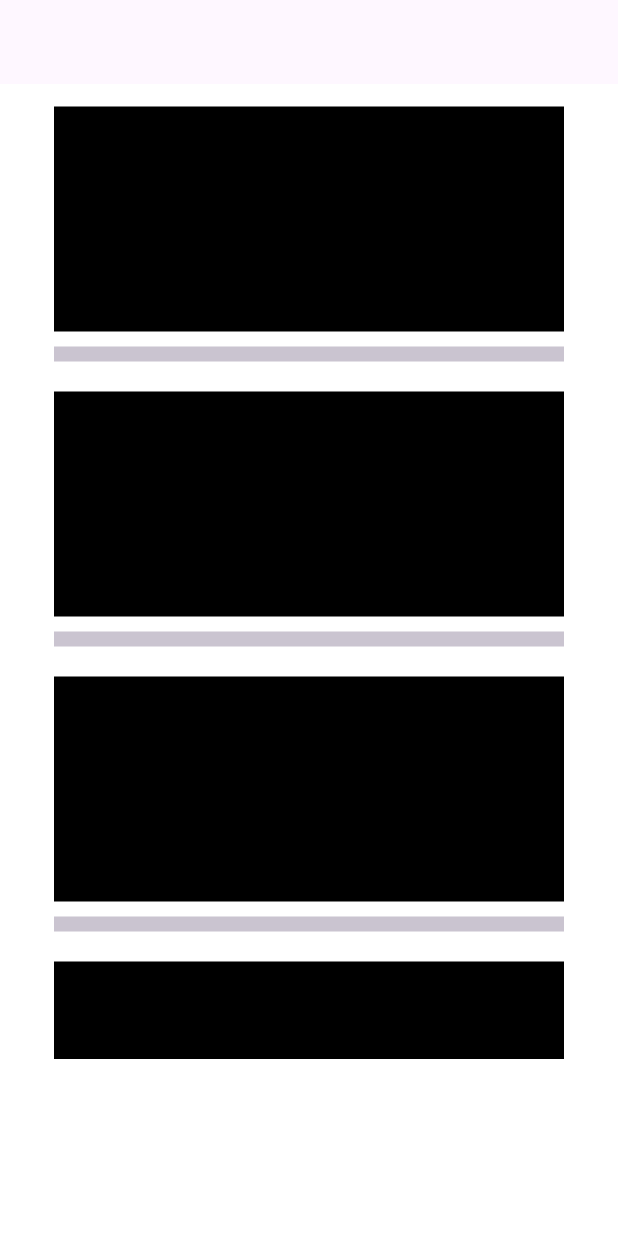
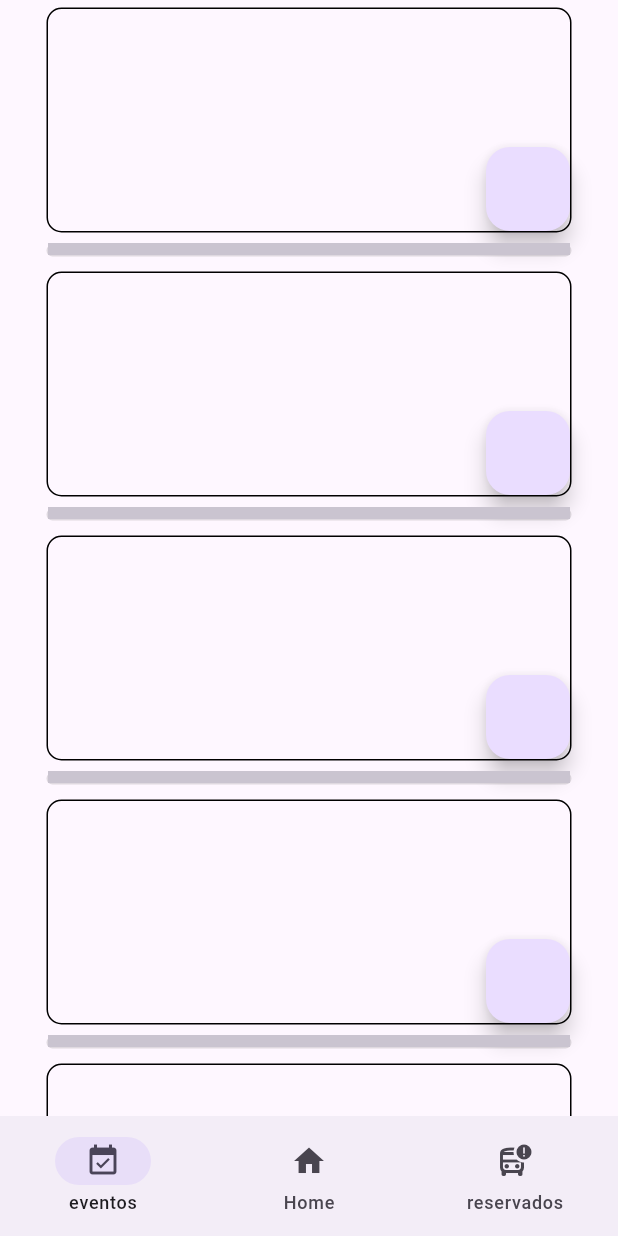
Before and after one commit to RobertoTadeuAlmeida/loja_app, a Flutter app: the screen it shows after launch, on a phone screen of 412 x 824 dp. Run offline on Flutter 3.47's test engine with Material 3 defaults, Android fonts, the phone set to English and light mode, and no system bars.

Commit message:
home screen
avanço na interface inicial

```diff
--- a/lib/Produtos.dart
+++ /dev/null
@@ -1,21 +0,0 @@
-import 'package:flutter/material.dart';
-
-class Produto extends StatelessWidget {
-  const Produto({super.key});
-
-  @override
-  Widget build(BuildContext context) {
-    return Padding(
-      padding: const EdgeInsets.fromLTRB(0, 5, 0, 5),
-      child: Column(
-        children: [
-          Container(color: Colors.black, width: 350, height: 150,),
-          Divider(
-            height: 30,
-            thickness: 10,
-          ),
-        ],
-      ),
-    );
-  }
-}
--- /dev/null
+++ b/lib/app/models/Cards.dart
@@ -0,0 +1,43 @@
+import 'package:flutter/material.dart';
+
+class Produto extends StatelessWidget {
+  const Produto({super.key});
+
+  @override
+  Widget build(BuildContext context) {
+    return Padding(
+      padding: const EdgeInsets.fromLTRB(0, 5, 0, 5),
+      child: Column(
+        children: [
+          Container(
+              alignment: Alignment.bottomRight,
+              width: 350,
+              height: 150,
+              decoration: BoxDecoration(
+                  borderRadius: BorderRadius.circular(10),
+                  border: Border.all(color: Colors.black)),
+              child: Container(
+                child: FloatingActionButton(
+                  onPressed: () {},
+                ),
+              )),
+          Padding(
+            padding: const EdgeInsets.fromLTRB(0, 8, 0, 0),
+            child: Container(
+              height: 8,
+              width: 350,
+              decoration: BoxDecoration(
+                borderRadius: BorderRadius.circular(5),
+                border: Border.all(color: Colors.black12),
+              ),
+              child: Divider(
+                height: 5,
+                thickness: 8,
+              ),
+            ),
+          ),
+        ],
+      ),
+    );
+  }
+}
--- /dev/null
+++ b/lib/app/screens.dart/evento.dart
@@ -0,0 +1,12 @@
+import 'package:flutter/material.dart';
+
+class Event extends StatelessWidget {
+  const Event({super.key});
+
+  @override
+  Widget build(BuildContext context) {
+    return const Scaffold(
+      body: Column(children: [SizedBox(), Container()]),
+    );
+  }
+}
--- /dev/null
+++ b/lib/app/screens.dart/home_screen.dart
@@ -0,0 +1,33 @@
+import 'package:flutter/material.dart';
+import 'package:loja_app/app/models/Cards.dart';
+
+class AppWidget extends StatelessWidget {
+  const AppWidget({
+    super.key,
+  });
+
+  @override
+  Widget build(BuildContext context) {
+    return MaterialApp(
+      home: Scaffold(
+        bottomNavigationBar: NavigationBar(destinations: [
+          NavigationDestination(
+              icon: Icon(Icons.event_available), label: "eventos"),
+          NavigationDestination(icon: Icon(Icons.home), label: "Home"),
+          NavigationDestination(
+              icon: Icon(Icons.bus_alert_outlined), label: "reservados"),
+        ]),
+        body: ListView(
+          scrollDirection: Axis.vertical,
+          children: [
+            Produto(),
+            Produto(),
+            Produto(),
+            Produto(),
+            Produto(),
+          ],
+        ),
+      ),
+    );
+  }
+}
--- a/lib/main.dart
+++ b/lib/main.dart
@@ -1,5 +1,5 @@
 import 'package:flutter/material.dart';
-import 'package:loja_app/Produtos.dart';
+import 'app/screens.dart/home_screen.dart';
 
 void main() {
   runApp(const MyApp());
@@ -11,28 +11,6 @@ class MyApp extends StatelessWidget {
   // This widget is the root of your application.
   @override
   Widget build(BuildContext context) {
-    return MaterialApp(
-      home: Column(
-        children: [
-          AppBar(),
-          Container(
-            color: Colors.white,
-            height: 650,
-            width: 380,
-            child: ListView(
-              padding: EdgeInsets.fromLTRB(20, 10, 20, 10),
-              scrollDirection: Axis.vertical,
-              children: [
-                Produto(),
-                Produto(),
-                Produto(),
-                Produto(),
-                Produto(),
-              ],
-            ),
-          )
-        ],
-      ),
-    );
+    return AppWidget();
   }
 }
--- a/pubspec.yaml
+++ b/pubspec.yaml
@@ -35,6 +35,7 @@ dependencies:
   # The following adds the Cupertino Icons font to your application.
   # Use with the CupertinoIcons class for iOS style icons.
   cupertino_icons: ^1.0.2
+  routefly: ^1.0.9
 
 dev_dependencies:
   flutter_test:
```
